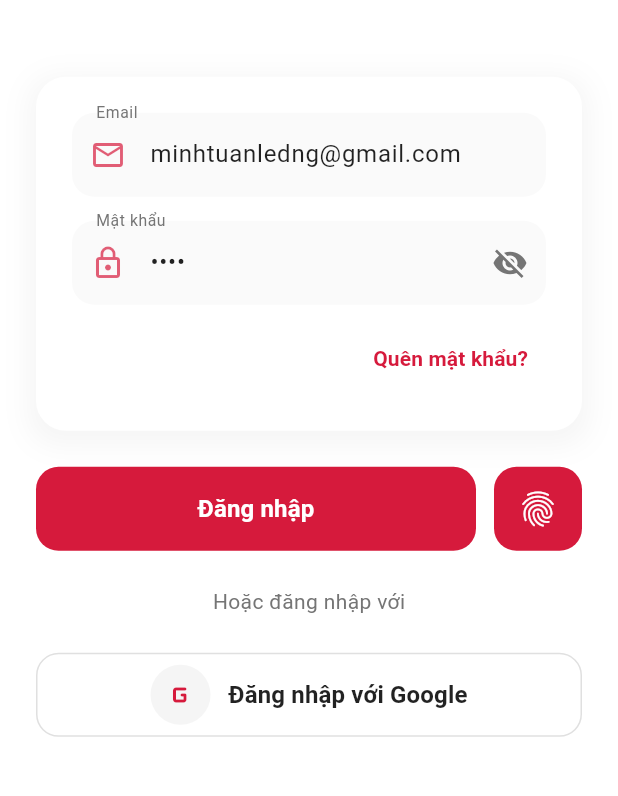
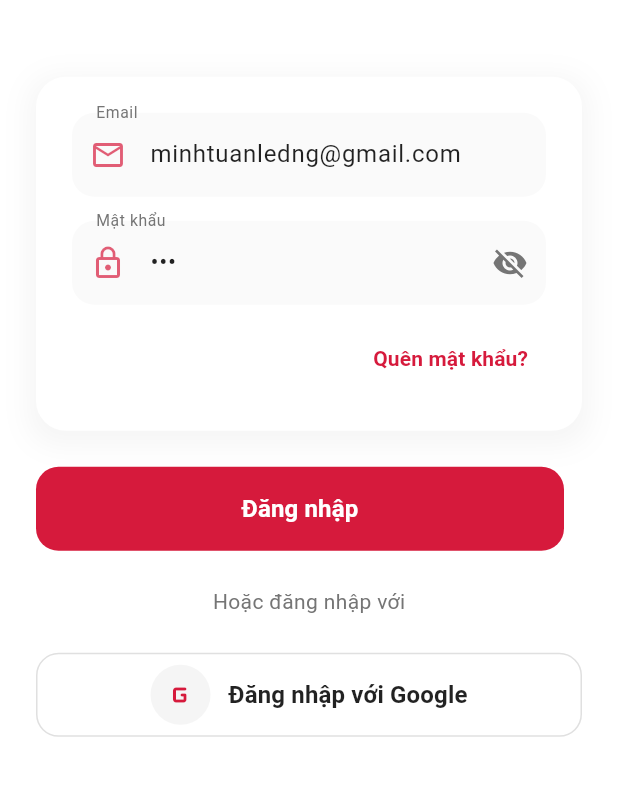
Before and after one commit to auroraphtgrp01/moble-uniko, a Flutter app: the screen it shows after launch, on a phone screen of 412 x 824 dp, the part 304-1100 px from its top. Run offline on Flutter 3.47's test engine with Material 3 defaults, Android fonts, the light colour scheme and no system bars; our stand-ins replace local_auth, shared_preferences; Roboto replaces fonts that are missing (Poppins).

Commit message:
feat: enable fingerprint login

```diff
--- a/lib/screens/Login.dart
+++ b/lib/screens/Login.dart
@@ -16,7 +16,7 @@ class _LoginPageState extends State<LoginPage> {
   final TextEditingController _emailController =
       TextEditingController(text: 'minhtuanledng@gmail.com');
   final TextEditingController _passwordController =
-      TextEditingController(text: '1234');
+      TextEditingController(text: '123');
   bool _obscurePassword = true;
   bool _isLoading = false;
   final _authService = AuthService();
@@ -115,6 +115,42 @@ class _LoginPageState extends State<LoginPage> {
           ),
         );
       }
+    }
+  }
+
+  @override
+  void initState() {
+    super.initState();
+  }
+
+  Future<void> _handleBiometricLogin() async {
+    final isAuthenticated = await AuthService.authenticateWithBiometrics();
+    if (isAuthenticated && mounted) {
+      // Hiển thị toast thành công
+      ScaffoldMessenger.of(context).showSnackBar(
+        SnackBar(
+          content: const Text('Đăng nhập thành công'),
+          backgroundColor: Colors.green[400],
+          behavior: SnackBarBehavior.floating,
+          margin: const EdgeInsets.all(20),
+          shape: RoundedRectangleBorder(
+            borderRadius: BorderRadius.circular(10),
+          ),
+        ),
+      );
+
+      // Delay ngắn để hiện toast
+      await Future.delayed(const Duration(milliseconds: 500));
+      if (!mounted) return;
+
+      // Chuyển đến màn hình Home
+      Navigator.pushAndRemoveUntil(
+        context,
+        MaterialPageRoute(
+          builder: (context) => const HomePage(),
+        ),
+        (route) => false,
+      );
     }
   }
 
@@ -354,35 +390,37 @@ class _LoginPageState extends State<LoginPage> {
                                     ),
                             ),
                           ),
-                          const SizedBox(width: 12), // Khoảng cách giữa 2 nút
+                          const SizedBox(width: 12),
                           // Fingerprint button
-                          Expanded(
-                            flex: 1, // Chiếm 1/6 không gian
+                          FutureBuilder<bool>(
+                            future: AuthService.isBiometricEnabled(),
+                            builder: (context, snapshot) {
+                              if (snapshot.data == true) {
+                                return Expanded(
+                                  flex: 1,
                                   child: Container(
-                              height: 56, // Cùng chiều cao với nút đăng nhập
+                                    height: 56,
                                     child: ElevatedButton(
-                                onPressed: () {
-                                  // TODO: Implement fingerprint login
-                                },
+                                      onPressed: _handleBiometricLogin,
                                       style: ElevatedButton.styleFrom(
-                                  backgroundColor: AppTheme
-                                      .primary, // Cùng màu với nút đăng nhập
+                                        backgroundColor: AppTheme.primary,
                                         shape: RoundedRectangleBorder(
                                           borderRadius: BorderRadius.circular(15),
                                         ),
-                                  elevation: isDarkMode
-                                      ? 4
-                                      : 0, // Cùng elevation với nút đăng nhập
+                                        elevation: isDarkMode ? 4 : 0,
                                         padding: EdgeInsets.zero,
                                       ),
                                       child: Icon(
                                         Icons.fingerprint_rounded,
                                         size: 28,
-                                  color: Colors
-                                      .white, // Icon màu trắng như text của nút đăng nhập
+                                        color: Colors.white,
                                       ),
                                     ),
                                   ),
+                                );
+                              }
+                              return const SizedBox.shrink();
+                            },
                           ),
                         ],
                       ),
```
Also changed, not shown: lib/screens/Profile.dart (+83 -2 lines), lib/services/auth_service.dart (+39 -27 lines), pubspec.yaml (+4 -3 lines), pubspec.lock, 6 other files. Lines whose indentation alone changed are shown as unchanged.
